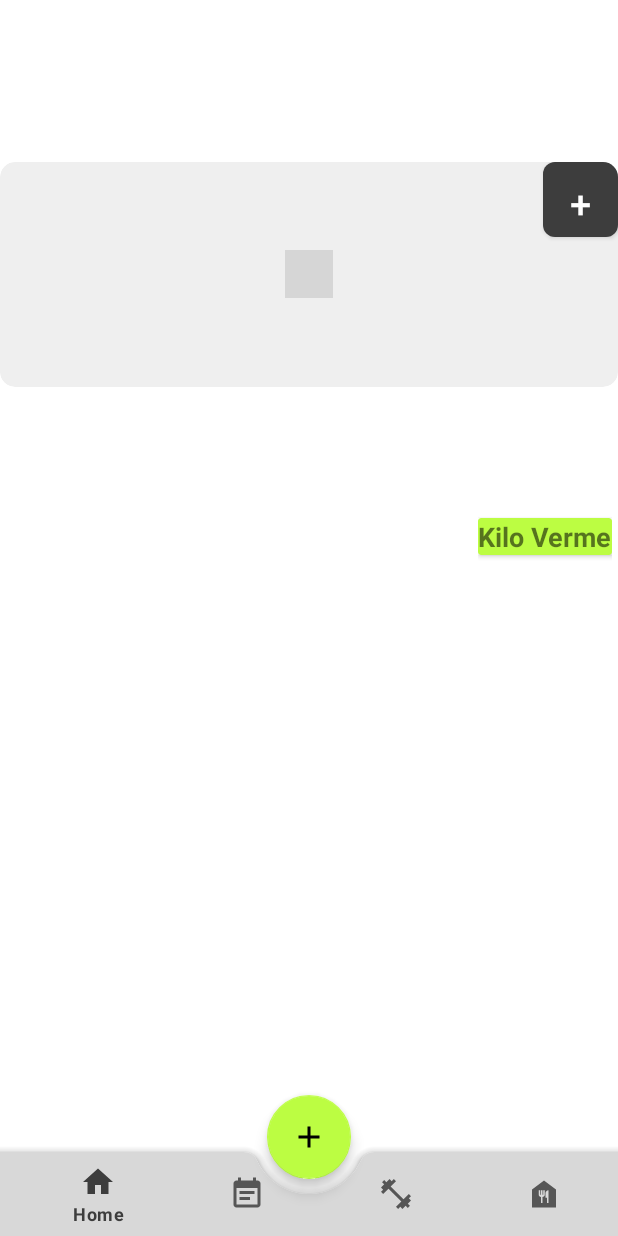
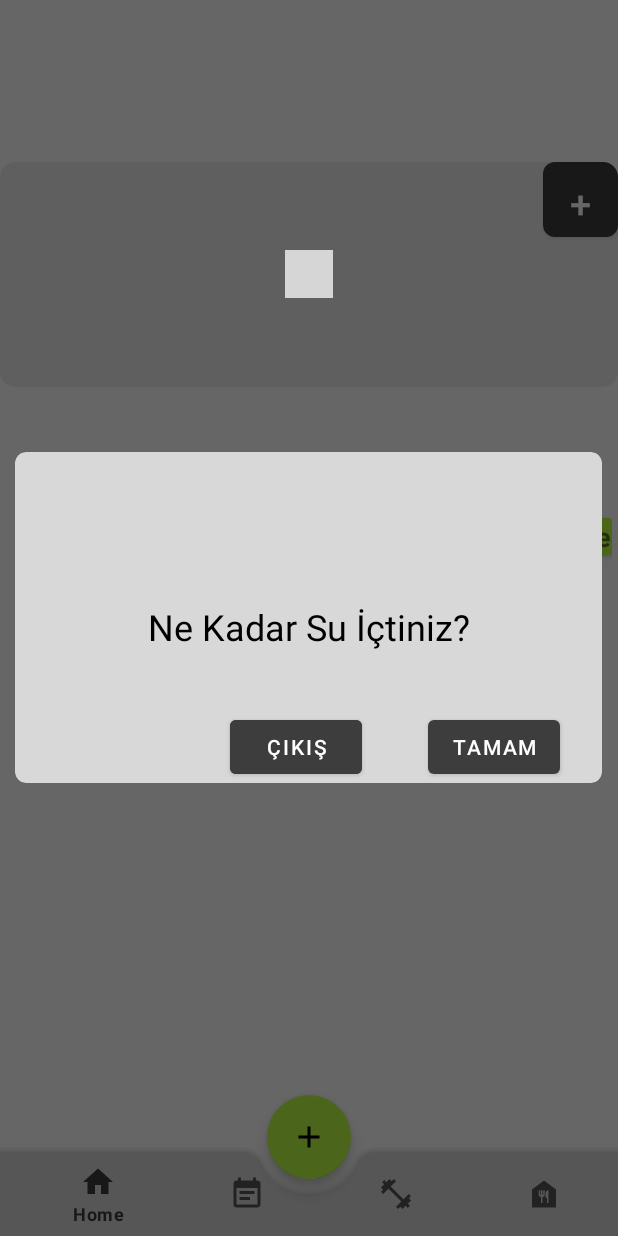
Before and after one commit to hilaltokgoz/spor_app, an Android app: the fragment HomeFragment placed in its activity, on a phone screen of 412 x 824 dp. Run offline under Robolectric (Android 15) with nearby library versions, the light colour scheme and no system bars; our stand-ins replace navigation-ui; plain views replace ArcProgress; grey boxes are pictures that could not be loaded.

Commit message:
customDialog

```diff
--- a/app/build.gradle
+++ b/app/build.gradle
@@ -49,7 +49,7 @@ dependencies {
     implementation 'com.google.android.material:material:1.8.0-alpha01'
 
     //progressBar
-    implementation 'com.github.Marvel999:Arc-Progressbar-lib:1.0.0'
+   implementation 'com.github.Marvel999:Arc-Progressbar-lib:1.0.0'
    implementation 'com.github.viethoa:customdialogs:3.0.0'
 
 
--- a/app/src/main/java/com/evdesporapp/mainscreen/HomeFragment.kt
+++ b/app/src/main/java/com/evdesporapp/mainscreen/HomeFragment.kt
@@ -1,10 +1,16 @@
 package com.evdesporapp.mainscreen
 
+import android.app.AlertDialog
+import android.app.Dialog
 import android.os.Bundle
 import android.view.LayoutInflater
 import android.view.View
 import android.view.ViewGroup
+import android.view.Window
+import android.widget.Button
+import android.widget.TextView
 import androidx.fragment.app.Fragment
+import com.evdesporapp.R
 import com.evdesporapp.databinding.FragmentHomeBinding
 
 
@@ -19,6 +25,25 @@ class HomeFragment : Fragment() {
         return binding.root
     }
 
+    override fun onViewCreated(view: View, savedInstanceState: Bundle?) {
+        super.onViewCreated(view, savedInstanceState)
+
+        val builder = AlertDialog.Builder(requireContext(),R.style.CustomAlertDialog)
+            .create()
+
+        val view = layoutInflater.inflate(R.layout.dialog_message_layout,null)
+        builder.setView(view)
+
+        binding.addWaterButton.setOnClickListener {
+            builder.dismiss()
+        }
+        builder.setCanceledOnTouchOutside(false) //dış ekrana dokunarak iptal etmeyi kapat.
+        builder.show()
+
+
+    }
+
+
 
     override fun onDestroyView() {
         super.onDestroyView()
--- /dev/null
+++ b/app/src/main/res/drawable/rounded_corner.xml
@@ -0,0 +1,9 @@
+<?xml version="1.0" encoding="utf-8"?>
+<shape xmlns:android="http://schemas.android.com/apk/res/android">
+
+    <solid
+        android:color="@color/active_gray"/>
+    <corners
+        android:radius="7dp"/>
+
+</shape>
--- a/app/src/main/res/layout/dialog_message_layout.xml
+++ b/app/src/main/res/layout/dialog_message_layout.xml
@@ -87,6 +87,7 @@
         android:layout_marginTop="20dp"
         android:layout_marginEnd="44dp"
         android:text="Çıkış"
+        android:backgroundTint="@color/gray2"
         app:layout_constraintEnd_toStartOf="@+id/okeyButton"
         app:layout_constraintTop_toBottomOf="@+id/linearLayout2"
         tools:ignore="MissingConstraints" />
--- a/app/src/main/res/values-night/themes.xml
+++ b/app/src/main/res/values-night/themes.xml
@@ -22,4 +22,7 @@
     <style name="SplashTheme" parent="Theme.AppCompat.NoActionBar">
         <item name="android:windowBackground">@drawable/splash_background</item>
     </style>
+    <style name="CustomAlertDialog" parent="Theme.AppCompat.Light.Dialog.Alert">
+        <item name="android:windowBackground">@drawable/rounded_corner</item>
+    </style>
 </resources>
--- a/app/src/main/res/values/themes.xml
+++ b/app/src/main/res/values/themes.xml
@@ -23,4 +23,7 @@
     <style name="SplashTheme" parent="Theme.AppCompat.NoActionBar">
         <item name="android:windowBackground">@drawable/splash_background</item>
     </style>
+    <style name="CustomAlertDialog" parent="Theme.AppCompat.Light.Dialog.Alert">
+        <item name="android:windowBackground">@drawable/rounded_corner</item>
+    </style>
 </resources>
--- a/settings.gradle
+++ b/settings.gradle
@@ -2,17 +2,23 @@ pluginManagement {
     repositories {
         gradlePluginPortal()
         google()
-        mavenCentral()
         maven { url "https://jitpack.io" }
+       jcenter()
+    //    mavenCentral()
+
     }
 }
 dependencyResolutionManagement {
     repositoriesMode.set(RepositoriesMode.FAIL_ON_PROJECT_REPOS)
     repositories {
         google()
-        mavenCentral()
-        maven { url 'https://jitpack.io' }
-        maven { url 'https://oss.sonatype.org/content/groups/public' }
+        maven {
+            url 'https://jitpack.io'
+        }
+        jcenter()
+        //mavenCentral()
+
+      //  maven { url 'https://oss.sonatype.org/content/groups/public' }
     }
 }
 rootProject.name = "EvdeSporApp"
```
